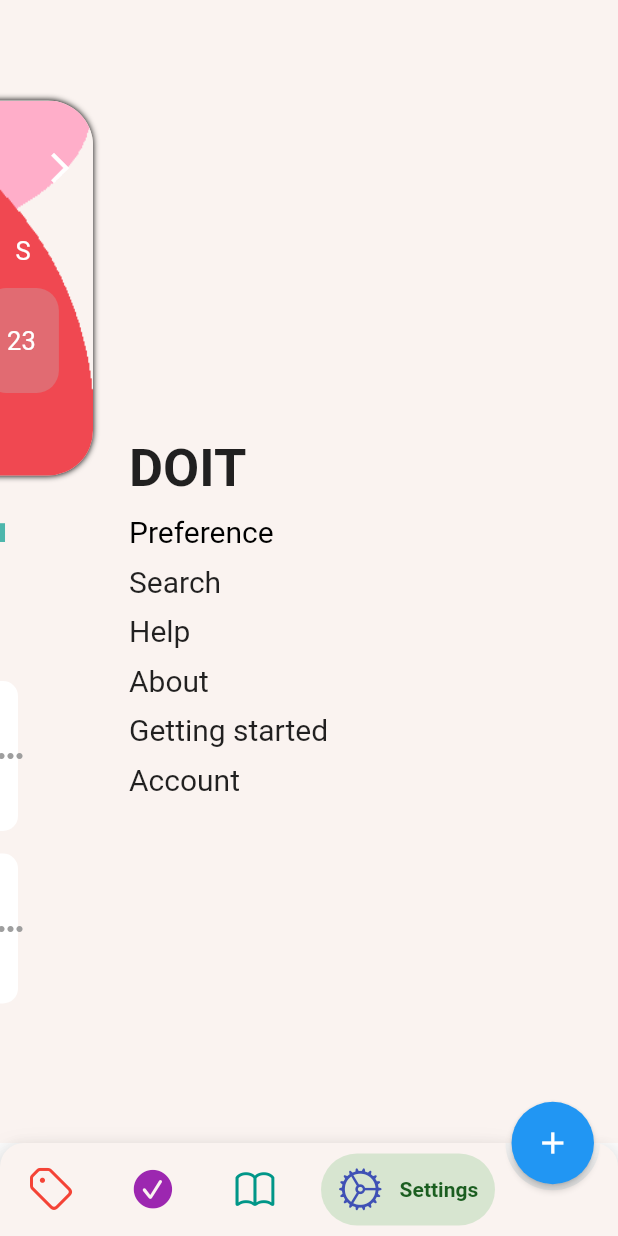
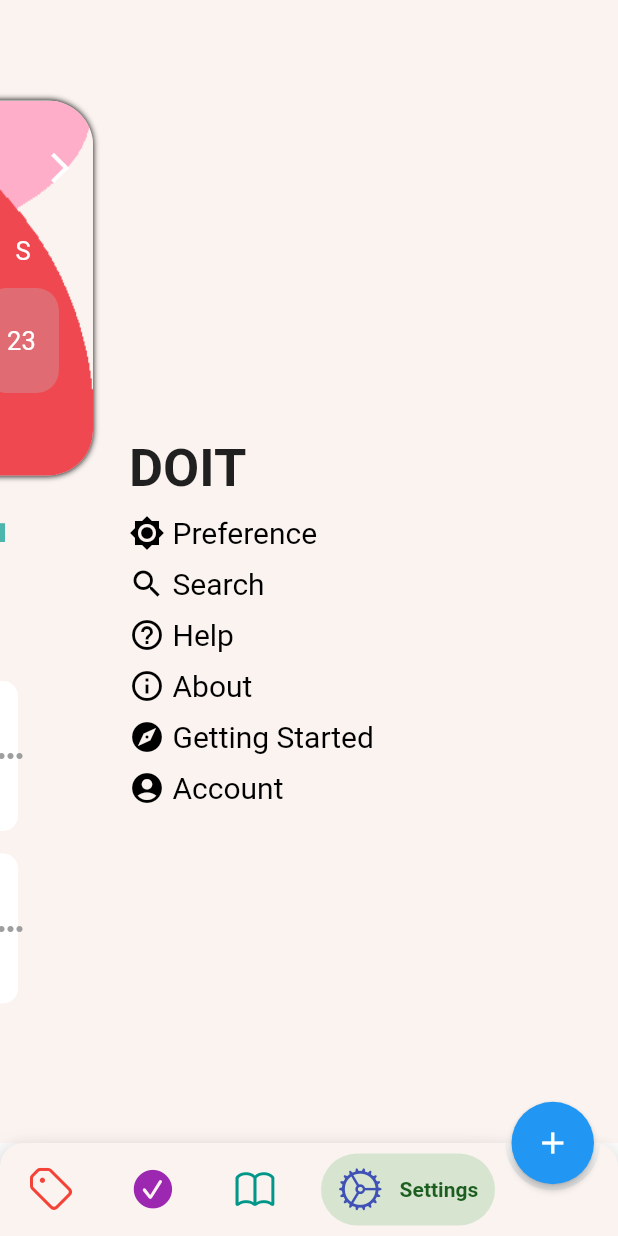
Before and after one commit to phian/TodoListApp, a Flutter app: the screen it shows after launch, item 4 of the bottom bar chosen, after a tap on "Preference", on a phone screen of 412 x 824 dp. Run offline on Flutter 3.47's test engine with Material 2 defaults, Android fonts, the phone set to English and light mode, and no system bars; drawn by our look-alikes of bubble_bottom_bar; our stand-ins replace google_fonts; statements that could not run were skipped.

Commit message:
Update srettings screen: Reduce code and add temp event when user clicked the menu widget

```diff
--- a/lib/ui/settings_screen.dart
+++ b/lib/ui/settings_screen.dart
@@ -1,4 +1,3 @@
-import 'package:flutter/cupertino.dart';
 import 'package:flutter/material.dart';
 import 'package:google_fonts/google_fonts.dart';
 
@@ -8,13 +7,33 @@ class SettingsScreen extends StatefulWidget {
 }
 
 class _SettingsScreenState extends State<SettingsScreen> {
-  Color _textColor;
+  List<IconData> _settingMenuIcons = [
+    Icons.brightness_7,
+    Icons.search,
+    Icons.help_outline,
+    Icons.info_outline,
+    Icons.explore,
+    Icons.account_circle
+  ];
+  List<String> _settingMenuTexts = [
+    "Preference",
+    "Search",
+    "Help",
+    "About",
+    "Getting Started",
+    "Account"
+  ];
+  List<Widget> _settingMenuWidgets = [];
 
   @override
   Widget build(BuildContext context) {
+    _initSettingMenuWidget(); // Gọi hàm để khởi tạo
+
     return Container(
       color: Color(0xFFFAF3F0),
-      padding: EdgeInsets.only(top: MediaQuery.of(context).size.width - 120.0, left: MediaQuery.of(context).size.width / 2 - 120.0),
+      padding: EdgeInsets.only(
+          top: MediaQuery.of(context).size.width - 120.0,
+          left: MediaQuery.of(context).size.width / 2 - 120.0),
       child: Column(
         children: <Widget>[
           Container(
@@ -30,102 +49,152 @@ class _SettingsScreenState extends State<SettingsScreen> {
           ),
           InkWell(
             onTap: () {
-              print("Preference tapped");
+              _changeFocusMenuWidgetColor(0, false);
             },
-            child: Container(
-              width: MediaQuery.of(context).size.width,
-              child: Text(
-                "Preference",
-                style: GoogleFonts.abhayaLibre(
-                    fontSize: 20.0,
-                  color: Colors.black,
-                ),
-              ),
-            ),
+            onTapCancel: () {
+              _changeFocusMenuWidgetColor(0, false);
+            },
+            onHighlightChanged: (isChanged) {
+              if(isChanged) {
+                _changeFocusMenuWidgetColor(0, true);
+              }
+            },
+            child: _settingMenuWidgets[0],
           ),
           SizedBox(
             height: 10.0,
           ),
           InkWell(
             onTap: () {
-              print("Search clicked");
+              _changeFocusMenuWidgetColor(1, false);
             },
-            child: Container(
-              width: MediaQuery.of(context).size.width,
-              child: Text(
-                "Search",
-                style: GoogleFonts.abhayaLibre(
-                    fontSize: 20.0
-                ),
-              ),
-            ),
+            onTapCancel: () {
+              _changeFocusMenuWidgetColor(1, false);
+            },
+            onHighlightChanged: (isChanged) {
+              if(isChanged) {
+                _changeFocusMenuWidgetColor(1, true);
+              }
+            },
+            child: _settingMenuWidgets[1],
           ),
           SizedBox(
             height: 10.0,
           ),
           InkWell(
             onTap: () {
-              print("Help clicked");
+              _changeFocusMenuWidgetColor(2, false);
             },
-            child: Container(
-              width: MediaQuery.of(context).size.width,
-              child: Text(
-                "Help",
-                style: GoogleFonts.abhayaLibre(
-                    fontSize: 20.0
-                ),
-              ),
-            ),
+            onTapCancel: () {
+              _changeFocusMenuWidgetColor(2, false);
+            },
+            onHighlightChanged: (isChanged) {
+              if(isChanged) {
+                _changeFocusMenuWidgetColor(2, true);
+              }
+            },
+            child: _settingMenuWidgets[2],
           ),
           SizedBox(
             height: 10.0,
           ),
           InkWell(
             onTap: () {
-              print("About clicked");
+              _changeFocusMenuWidgetColor(3, false);
             },
-            child: Container(
-              width: MediaQuery.of(context).size.width,
-              child: Text(
-                "About",
-                style: GoogleFonts.abhayaLibre(
-                    fontSize: 20.0,
-                ),
-              ),
-            ),
+            onTapCancel: () {
+              _changeFocusMenuWidgetColor(3, false);
+            },
+            onHighlightChanged: (isChanged) {
+              if(isChanged) {
+                _changeFocusMenuWidgetColor(3, true);
+              }
+            },
+            child: _settingMenuWidgets[3],
           ),
           SizedBox(
             height: 10.0,
           ),
           InkWell(
             onTap: () {
-              print("Getting started clicked");
+              _changeFocusMenuWidgetColor(4, false);
             },
-            child: Container(
-              width: MediaQuery.of(context).size.width,
-              child: Text(
-                "Getting started",
-                style: GoogleFonts.abhayaLibre(
-                    fontSize: 20.0
-                ),
-              ),
-            ),
+            onTapCancel: () {
+              _changeFocusMenuWidgetColor(4, false);
+            },
+            onHighlightChanged: (isChanged) {
+              if(isChanged) {
+                _changeFocusMenuWidgetColor(4, true);
+              }
+            },
+            child: _settingMenuWidgets[4],
           ),
           SizedBox(
             height: 10.0,
           ),
           InkWell(
             onTap: () {
-              print("Account clicked");
+              _changeFocusMenuWidgetColor(5, false);
             },
-            child: Container(
-              width: MediaQuery.of(context).size.width,
-              child: Text(
-                "Account",
-                style: GoogleFonts.abhayaLibre(
-                    fontSize: 20.0,
-                ),
-              ),
+            onTapCancel: () {
+              _changeFocusMenuWidgetColor(5, false);
+            },
+            onHighlightChanged: (isChanged) {
+              if(isChanged) {
+                _changeFocusMenuWidgetColor(5, true);
+              }
+            },
+            child: _settingMenuWidgets[5],
+          ),
+        ],
+      ),
+    );
+  }
+
+  // Hàm để khởi tạo các widgets cho setting menu
+  void _initSettingMenuWidget() {
+    for (int i = 0; i < 6; i++) {
+      _settingMenuWidgets.add(_settingsMenuWidget(_settingMenuIcons[i],
+          _settingMenuTexts[i], Colors.black, Colors.black));
+    }
+  }
+
+  // Hàm để reset màu của icon và text của menu widget dc chọn
+  void _changeFocusMenuWidgetColor(int focusedIndex, bool isFocused) {
+    if (isFocused)
+      setState(() {
+        _settingMenuWidgets[focusedIndex] = _settingsMenuWidget(
+            _settingMenuIcons[focusedIndex],
+            _settingMenuTexts[focusedIndex],
+            Colors.grey,
+            Colors.grey);
+      });
+    else
+      setState(() {
+        _settingMenuWidgets[focusedIndex] = _settingsMenuWidget(
+            _settingMenuIcons[focusedIndex],
+            _settingMenuTexts[focusedIndex],
+            Colors.black,
+            Colors.black);
+      });
+  }
+
+  // Widget để hiển thị trong setting menu
+  Widget _settingsMenuWidget(
+      IconData icon, String menuText, Color iconColor, Color textColor) {
+    return Container(
+      width: MediaQuery.of(context).size.width,
+      child: Row(
+        children: <Widget>[
+          Icon(
+            icon,
+            color: iconColor,
+          ),
+          Padding(
+            padding: const EdgeInsets.only(left: 5.0),
+            child: Text(
+              "$menuText",
+              style: GoogleFonts.abhayaLibre(fontSize: 20.0, color: textColor),
             ),
           ),
         ],
```
